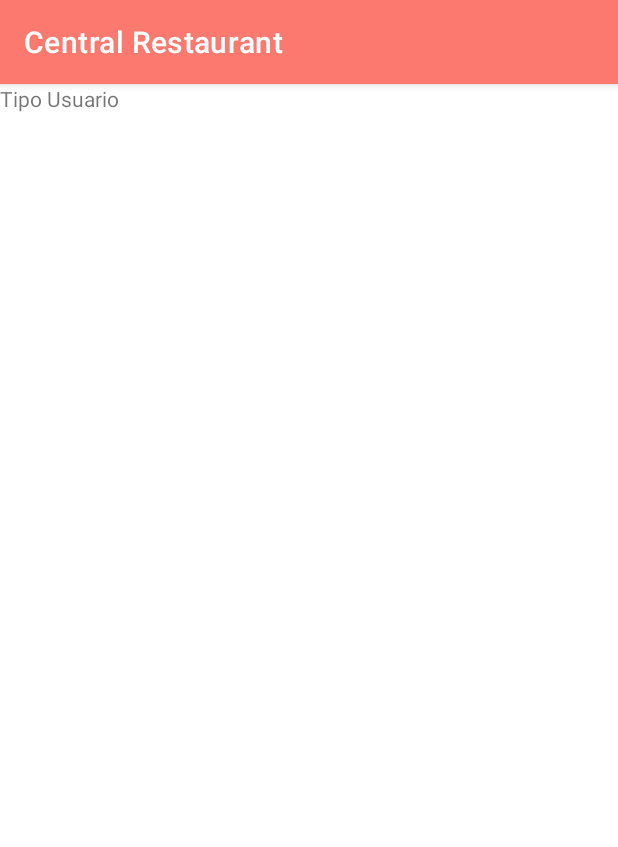
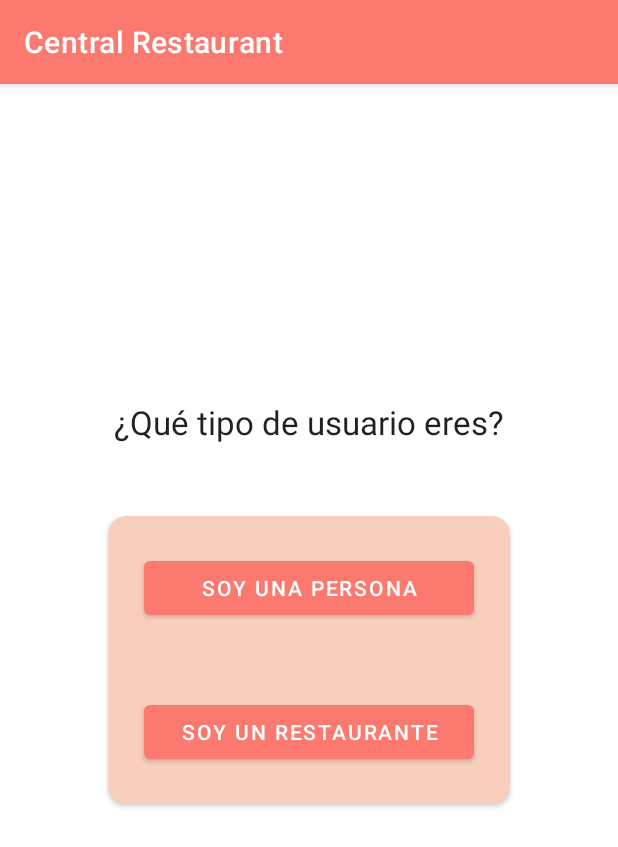
Before and after one commit to Matiusbedoo/ProyectCM20231-Gr03, an Android app: the TipoUsuarioFragment screen opened through its navigation route, on a phone screen of 412 x 824 dp. Shown: the top 847 px of the screen. Run offline under Robolectric (Android 15) with nearby library versions, the phone set to English and light mode, and no system bars; our stand-ins replace navigation-ui.

Commit message:
tipo de usuario fragment

```diff
--- a/ProyectoGr03/src/main/java/co/edu/udea/proyecto20231_gr03/LoginFragment.kt
+++ b/ProyectoGr03/src/main/java/co/edu/udea/proyecto20231_gr03/LoginFragment.kt
@@ -6,6 +6,7 @@ import android.view.LayoutInflater
 import android.view.View
 import android.view.ViewGroup
 import android.widget.Button
+import android.widget.TextView
 import androidx.navigation.fragment.findNavController
 
 class LoginFragment : Fragment() {
@@ -30,8 +31,13 @@ class LoginFragment : Fragment() {
         val enterButton = view.findViewById<Button>(R.id.enterButton)
 
         enterButton.setOnClickListener{
+            //TODO: Ir al fragment del home
+        }
+
+        val registerText= view.findViewById<TextView>(R.id.registerTextView)
+
+        registerText.setOnClickListener {
             findNavController().navigate(R.id.action_loginFragment_to_tipoUsuarioFragment)
         }
-
     }
 }
--- a/ProyectoGr03/src/main/res/layout/fragment_tipo_usuario.xml
+++ b/ProyectoGr03/src/main/res/layout/fragment_tipo_usuario.xml
@@ -1,14 +1,55 @@
 <?xml version="1.0" encoding="utf-8"?>
-<FrameLayout xmlns:android="http://schemas.android.com/apk/res/android"
+<androidx.constraintlayout.widget.ConstraintLayout xmlns:android="http://schemas.android.com/apk/res/android"
+    xmlns:app="http://schemas.android.com/apk/res-auto"
     xmlns:tools="http://schemas.android.com/tools"
+    android:id="@+id/constraintLayout"
+    android:layout_margin="@dimen/default_margin"
     android:layout_width="match_parent"
     android:layout_height="match_parent"
-    tools:context=".TipoUsuarioFragment">
+    tools:context=".TipoUsuarioFragment" >
 
-    <!-- TODO: Update blank fragment layout -->
+    <androidx.cardview.widget.CardView
+        android:id="@+id/cardButton"
+        android:layout_width="match_parent"
+        android:layout_height="wrap_content"
+        android:layout_margin="@dimen/internal_margin"
+        app:cardBackgroundColor="@color/secondary_light"
+        app:cardCornerRadius="12dp"
+        app:layout_constraintBottom_toBottomOf="parent"
+        app:layout_constraintEnd_toEndOf="parent"
+        app:layout_constraintStart_toStartOf="parent"
+        app:layout_constraintTop_toTopOf="parent">
+
+        <LinearLayout
+            android:layout_width="match_parent"
+            android:layout_height="match_parent"
+            android:orientation="vertical">
+
+            <Button
+                android:id="@+id/clienteButton"
+                android:layout_width="match_parent"
+                android:layout_height="wrap_content"
+                android:layout_margin="@dimen/internal_margin"
+                android:text="@string/clienteButton" />
+
+            <Button
+                android:id="@+id/restaurantButton"
+                android:layout_width="match_parent"
+                android:layout_height="wrap_content"
+                android:layout_margin="@dimen/internal_margin"
+                android:text="@string/restaurantButton" />
+        </LinearLayout>
+
+    </androidx.cardview.widget.CardView>
+
     <TextView
-        android:layout_width="match_parent"
-        android:layout_height="match_parent"
-        android:text="Tipo Usuario" />
-
-</FrameLayout>
+        android:id="@+id/textView"
+        android:layout_width="wrap_content"
+        android:layout_height="wrap_content"
+        android:layout_margin="@dimen/default_margin"
+        android:text="@string/userTypeText"
+        android:textAppearance="@style/TextAppearance.AppCompat.Large"
+        app:layout_constraintBottom_toTopOf="@+id/cardButton"
+        app:layout_constraintEnd_toEndOf="parent"
+        app:layout_constraintStart_toStartOf="parent" />
+</androidx.constraintlayout.widget.ConstraintLayout>
--- a/ProyectoGr03/src/main/res/values/strings.xml
+++ b/ProyectoGr03/src/main/res/values/strings.xml
@@ -6,4 +6,7 @@
     <string name="login_register">Registrarse</string>
     <string name="login_enter_button">INGRESAR</string>
     <string name="logo_desc">Logo</string>
+    <string name="clienteButton">Soy una persona</string>
+    <string name="restaurantButton">Soy un restaurante</string>
+    <string name="userTypeText">¿Qué tipo de usuario eres?</string>
 </resources>
--- a/gradle.properties
+++ b/gradle.properties
@@ -23,3 +23,4 @@ kotlin.code.style=official
 android.nonTransitiveRClass=true
 android.defaults.buildfeatures.buildconfig=true
 android.nonFinalResIds=false
+org.gradle.unsafe.configuration-cache=true
```
